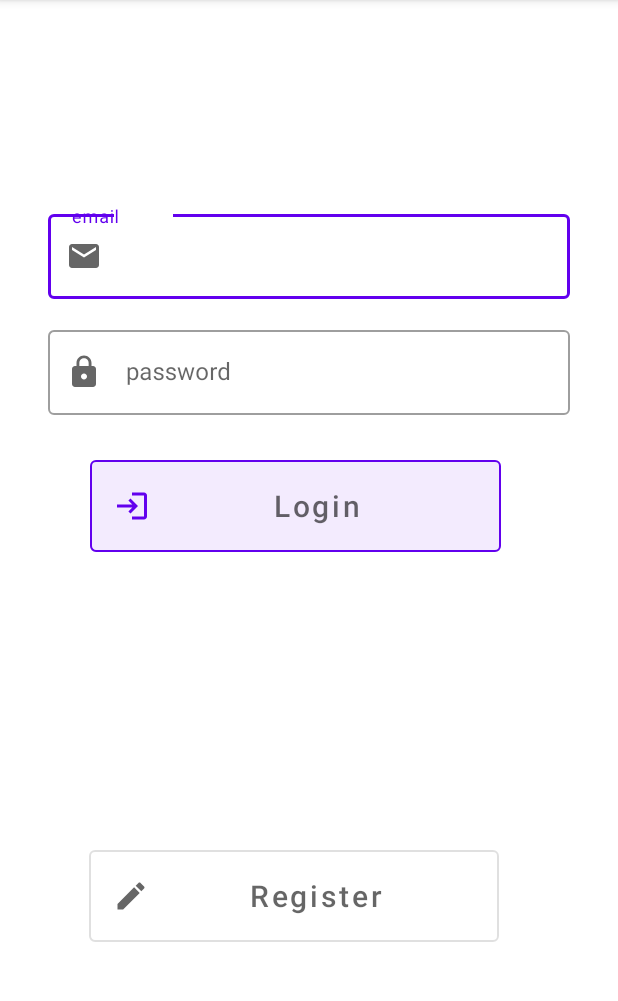
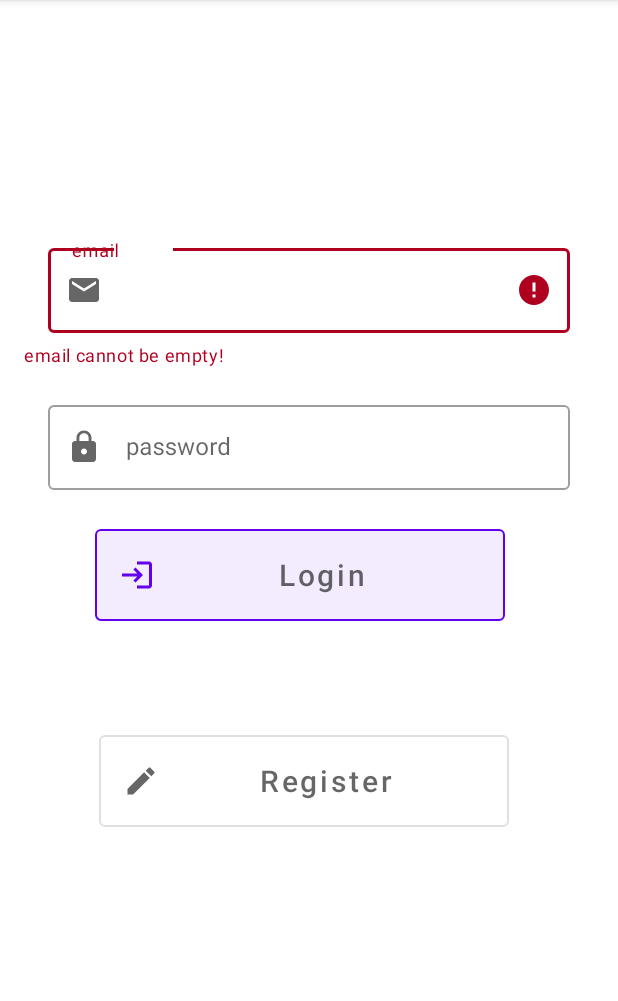
Before and after one commit to bunyamintunc/XLOCAL, an Android app: the screen it shows after launch (MainActivity), after a tap on an icon or button, on a phone screen of 412 x 824 dp, the part 84-1085 px from its top. Run offline under Robolectric (Android 15) with nearby library versions, the light colour scheme and no system bars; our stand-ins replace Firebase (no records; nobody signed in at launch, a user with empty details on screens opened directly).

Commit message:
Show warning message when user login

```diff
--- a/app/src/main/java/com/tunc/xlocal/fragments/LoginFragment.java
+++ b/app/src/main/java/com/tunc/xlocal/fragments/LoginFragment.java
@@ -2,6 +2,8 @@ package com.tunc.xlocal.fragments;
 
 import android.content.Intent;
 import android.os.Bundle;
+import android.text.Editable;
+import android.text.TextWatcher;
 import android.view.LayoutInflater;
 import android.view.View;
 import android.view.ViewGroup;
@@ -11,10 +13,13 @@ import android.widget.Toast;
 
 import androidx.annotation.NonNull;
 import androidx.annotation.Nullable;
+import androidx.core.content.ContextCompat;
 import androidx.fragment.app.Fragment;
 
 import com.google.android.gms.tasks.OnFailureListener;
 import com.google.android.gms.tasks.OnSuccessListener;
+import com.google.android.material.textfield.TextInputEditText;
+import com.google.android.material.textfield.TextInputLayout;
 import com.google.firebase.auth.AuthResult;
 import com.google.firebase.auth.FirebaseAuth;
 import com.google.firebase.auth.FirebaseUser;
@@ -32,9 +37,10 @@ public class LoginFragment extends Fragment {
     Button loginButton;
     Button registerButton;
     private FirebaseAuth auth;
-    EditText editTextEmail;
-    EditText editTextPassword;
+    TextInputEditText editTextEmail;
+    TextInputEditText  editTextPassword;
     MainActivity mainActivity;
+    private TextInputLayout textInputLayoutPassword,getTextInputLayoutEmail;
     private FirebaseUser user;
     private FirebaseFirestore firestore;
 
@@ -47,6 +53,7 @@ public class LoginFragment extends Fragment {
         registerButton = view.findViewById(R.id.registerBtn);
 
         loginButton.setOnClickListener(view -> {
+
            login();
         });
 
@@ -57,8 +64,10 @@ public class LoginFragment extends Fragment {
         auth = FirebaseAuth.getInstance();
         firestore = FirebaseFirestore.getInstance();
 
-        editTextEmail = view.findViewById(R.id.loyout2);
+        editTextEmail = view.findViewById(R.id.inputEmail);
         editTextPassword = view.findViewById(R.id.inputPassword);
+        textInputLayoutPassword = view.findViewById(R.id.inputLayoutPassword);
+        getTextInputLayoutEmail = view.findViewById(R.id.layout1);
 
 
 
@@ -71,9 +80,30 @@ public class LoginFragment extends Fragment {
         String email = editTextEmail.getText().toString();
         String password = editTextPassword.getText().toString();
 
-        if(email.equals("") || password.equals(""))
-            System.out.println("şifre ve email boş geçilemez");
-        else{
+
+
+
+
+
+        if(email.isEmpty() || password.isEmpty() || password.length()<7 ){
+            if (email.isEmpty()){
+                getTextInputLayoutEmail.setError("email cannot be empty!");
+            }else{
+                getTextInputLayoutEmail.setErrorEnabled(false);
+            }
+
+            if(password.isEmpty()){
+                textInputLayoutPassword.setError("password cannot be empty!");
+            }else{
+                textInputLayoutPassword.setErrorEnabled(false);
+            }
+
+            if (password.length()<7 && password.length()>0){
+                textInputLayoutPassword.setError("password is very short");
+            }else{
+                textInputLayoutPassword.setErrorEnabled(false);
+            }
+        }else{
                 auth.signInWithEmailAndPassword(email,password).addOnSuccessListener(authResult -> {
                     user = FirebaseAuth.getInstance().getCurrentUser();
                     if(user.isEmailVerified()){
@@ -83,7 +113,7 @@ public class LoginFragment extends Fragment {
                         getActivity().finish();
                     }else{
                         auth.signOut();
-                      Toast.makeText(getContext(),"You must verify your email",Toast.LENGTH_LONG).show();
+                        getTextInputLayoutEmail.setError("email must be verify!");
                     }
 
                 }).addOnFailureListener(e -> Toast.makeText(getContext(),e.getLocalizedMessage(),Toast.LENGTH_LONG).show());
--- a/app/src/main/res/layout/login_fragment.xml
+++ b/app/src/main/res/layout/login_fragment.xml
@@ -9,20 +9,19 @@
 
     <com.google.android.material.button.MaterialButtonToggleGroup
         android:id="@+id/materialButtonToggleGroup"
-        android:layout_width="292dp"
+        android:layout_width="285dp"
 
-        android:layout_height="0dp"
-        android:layout_marginStart="60dp"
-        android:layout_marginBottom="99dp"
-        app:layout_constraintBottom_toTopOf="@+id/materialButtonToggleGroup2"
-        app:layout_constraintStart_toStartOf="@+id/inputLayoutPassword"
+        android:layout_height="87dp"
+        android:layout_marginTop="8dp"
+        app:layout_constraintEnd_toEndOf="parent"
+        app:layout_constraintStart_toStartOf="parent"
         app:layout_constraintTop_toBottomOf="@+id/inputLayoutPassword">
 
         <com.google.android.material.button.MaterialButton
 
             android:id="@+id/loginBtn"
             style="@style/Widget.MaterialComponents.Button.OutlinedButton"
-            android:layout_width="274dp"
+            android:layout_width="273sp"
             android:layout_height="73sp"
             android:hint="Login"
             android:textSize="20sp"
@@ -40,21 +39,21 @@
         style="@style/Widget.MaterialComponents.TextInputLayout.OutlinedBox"
         android:layout_width="match_parent"
         android:layout_height="wrap_content"
+        android:layout_marginTop="150dp"
         android:hint="email"
-        android:layout_marginTop="137dp"
-        android:layout_marginBottom="13dp"
-        app:layout_constraintBottom_toTopOf="@+id/inputLayoutPassword"
-        app:layout_constraintEnd_toEndOf="parent"
-        app:layout_constraintStart_toStartOf="parent"
+        app:helperText=""
+        android:paddingTop="10sp"
+        android:paddingBottom="10sp"
         app:layout_constraintTop_toTopOf="parent"
         app:startIconDrawable="@drawable/ic_email_icon_24">
 
         <com.google.android.material.textfield.TextInputEditText
-            android:id="@+id/loyout2"
+            android:id="@+id/inputEmail"
             android:layout_width="match_parent"
-            android:layout_marginTop="20sp"
             android:layout_height="match_parent"
             android:layout_marginStart="32dp"
+            app:boxStrokeWidthFocused="0.5sp"
+            android:layout_marginTop="20sp"
             android:layout_marginEnd="32sp"
             android:layout_marginBottom="2sp"
 
@@ -63,14 +62,10 @@
 
     <com.google.android.material.button.MaterialButtonToggleGroup
         android:id="@+id/materialButtonToggleGroup2"
-        android:layout_width="0dp"
-        android:layout_height="0dp"
-        android:layout_marginStart="59dp"
-        android:layout_marginEnd="59dp"
-        android:layout_marginBottom="47dp"
-        app:layout_constraintBottom_toBottomOf="parent"
+        android:layout_width="280dp"
+        android:layout_height="81dp"
+        android:layout_marginTop="50dp"
         app:layout_constraintEnd_toEndOf="parent"
-        app:layout_constraintHorizontal_bias="1.0"
         app:layout_constraintStart_toStartOf="parent"
         app:layout_constraintTop_toBottomOf="@+id/materialButtonToggleGroup">
 
@@ -96,18 +91,18 @@
         android:id="@+id/inputLayoutPassword"
         style="@style/Widget.MaterialComponents.TextInputLayout.OutlinedBox"
         android:layout_width="match_parent"
+
         android:layout_height="wrap_content"
+        android:paddingTop="10sp"
+        app:helperText=""
 
-
-        android:layout_marginBottom="22dp"
-        app:layout_constraintBottom_toTopOf="@+id/materialButtonToggleGroup"
-        app:layout_constraintEnd_toEndOf="parent"
-        app:layout_constraintStart_toStartOf="parent"
+        android:paddingBottom="10sp"
         app:layout_constraintTop_toBottomOf="@+id/layout1"
         app:startIconDrawable="@drawable/ic_password_icon_24">
 
         <com.google.android.material.textfield.TextInputEditText
             android:id="@+id/inputPassword"
+            app:boxStrokeWidthFocused="0.5sp"
             android:layout_width="match_parent"
             android:layout_height="wrap_content"
             android:layout_marginStart="32sp"
```
Lines whose indentation alone changed are shown as unchanged.
